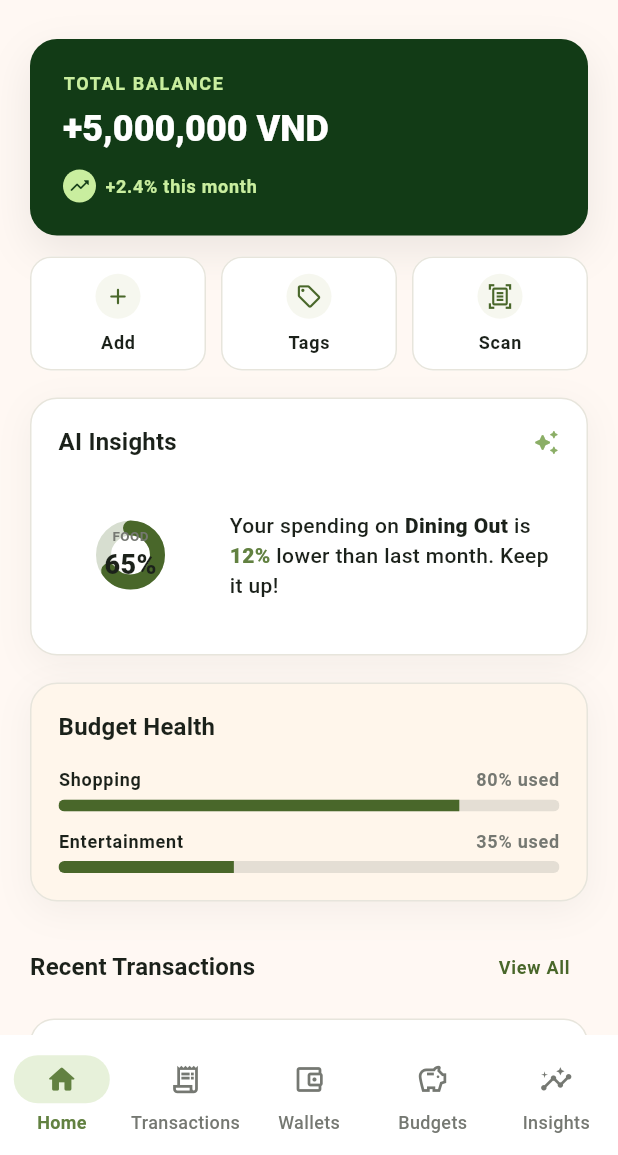
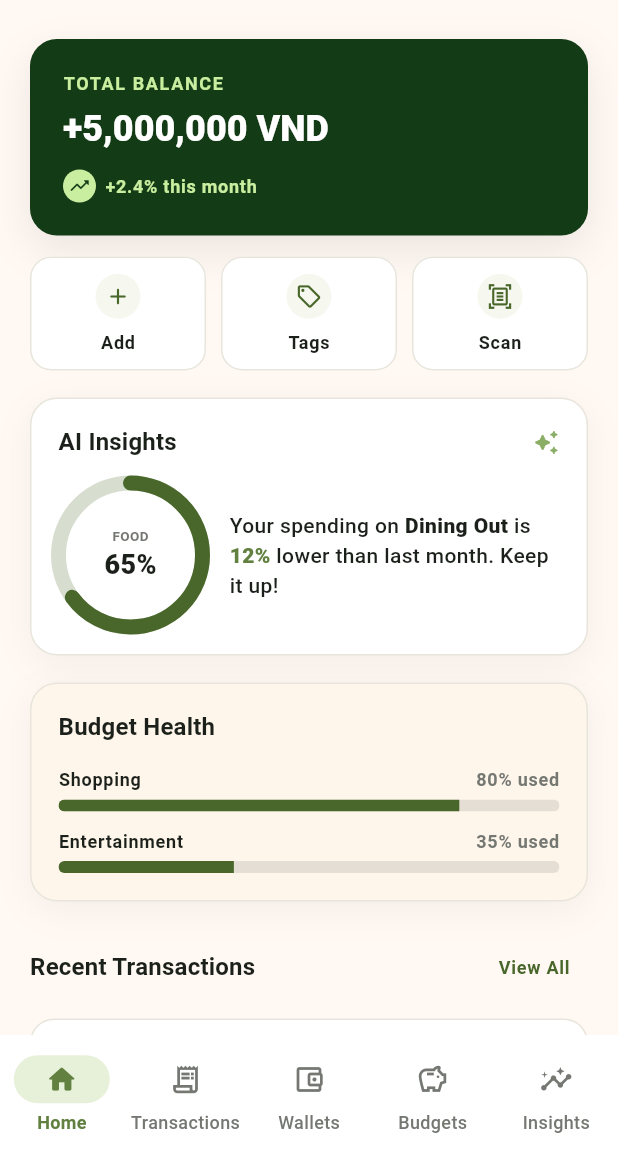
Before and after one commit to aAnhTuan-Nguyen/flowfi_fe, a Flutter app: the FlowFiAppShell screen opened directly, on a phone screen of 412 x 824 dp, the part 81-1236 px from its top. Run offline on Flutter 3.47's test engine with Material 3 defaults, Android fonts, the phone set to English and light mode, and no system bars; our stand-ins replace dio, flutter_riverpod, flutter_secure_storage, get_it, go_router, image_picker; accounts and stored records are empty; network calls fail; Roboto replaces fonts that are missing (Plus Jakarta Sans).

```diff
--- a/lib/features/home/presentation/screens/home_screen.dart
+++ b/lib/features/home/presentation/screens/home_screen.dart
@@ -332,20 +332,66 @@ class _AiInsightsCard extends StatelessWidget {
             ],
           ),
           const SizedBox(height: 16),
-          Row(
+          LayoutBuilder(
+            builder: (context, constraints) {
+              final isCompact = constraints.maxWidth < 320;
+              final chartSize = isCompact
+                  ? constraints.maxWidth.clamp(72.0, 96.0)
+                  : 96.0;
+
+              final chart = _InsightChart(size: chartSize);
+              final insightText = _InsightText(
+                textStyle: Theme.of(context).textTheme.bodyMedium,
+                highlightColor: Theme.of(context).colorScheme.primary,
+                textAlign: isCompact ? TextAlign.center : TextAlign.start,
+              );
+
+              if (isCompact) {
+                return Column(
+                  crossAxisAlignment: CrossAxisAlignment.center,
                   children: [
-              const SizedBox(
-                width: 96,
-                height: 96,
-                child: Stack(
+                    chart,
+                    const SizedBox(height: 14),
+                    insightText,
+                  ],
+                );
+              }
+
+              return Row(
+                children: [
+                  chart,
+                  const SizedBox(width: 18),
+                  Expanded(child: insightText),
+                ],
+              );
+            },
+          ),
+        ],
+      ),
+    );
+  }
+}
+
+class _InsightChart extends StatelessWidget {
+  const _InsightChart({required this.size});
+
+  final double size;
+
+  @override
+  Widget build(BuildContext context) {
+    return SizedBox.square(
+      dimension: size,
+      child: const Stack(
         alignment: Alignment.center,
         children: [
-                    CircularProgressIndicator(
+          Positioned.fill(
+            child: CircularProgressIndicator(
               value: 0.65,
               strokeWidth: 10,
               backgroundColor: Color(0xFFD7DED0),
               valueColor: AlwaysStoppedAnimation(Color(0xFF49672A)),
               strokeCap: StrokeCap.round,
+            ),
           ),
           Column(
             mainAxisSize: MainAxisSize.min,
@@ -370,10 +416,24 @@ class _AiInsightsCard extends StatelessWidget {
           ),
         ],
       ),
-              ),
-              const SizedBox(width: 18),
-              Expanded(
-                child: Text.rich(
+    );
+  }
+}
+
+class _InsightText extends StatelessWidget {
+  const _InsightText({
+    required this.textStyle,
+    required this.highlightColor,
+    required this.textAlign,
+  });
+
+  final TextStyle? textStyle;
+  final Color highlightColor;
+  final TextAlign textAlign;
+
+  @override
+  Widget build(BuildContext context) {
+    return Text.rich(
       TextSpan(
         text: 'Your spending on ',
         children: [
@@ -385,22 +445,15 @@ class _AiInsightsCard extends StatelessWidget {
           TextSpan(
             text: '12%',
             style: TextStyle(
-                          color: Theme.of(context).colorScheme.primary,
+              color: highlightColor,
               fontWeight: FontWeight.w800,
             ),
           ),
-                      const TextSpan(
-                        text: ' lower than last month. Keep it up!',
-                      ),
+          const TextSpan(text: ' lower than last month. Keep it up!'),
         ],
       ),
-                  style: Theme.of(context).textTheme.bodyMedium,
-                ),
-              ),
-            ],
-          ),
-        ],
-      ),
+      textAlign: textAlign,
+      style: textStyle,
     );
   }
 }
```
Also changed, not shown: lib/core/config/app_config.dart (+4 -4 lines), lib/features/auth/presentation/screens/sign_up_screen.dart (+13 -3 lines), 2 other files. Lines whose indentation alone changed are shown as unchanged.
